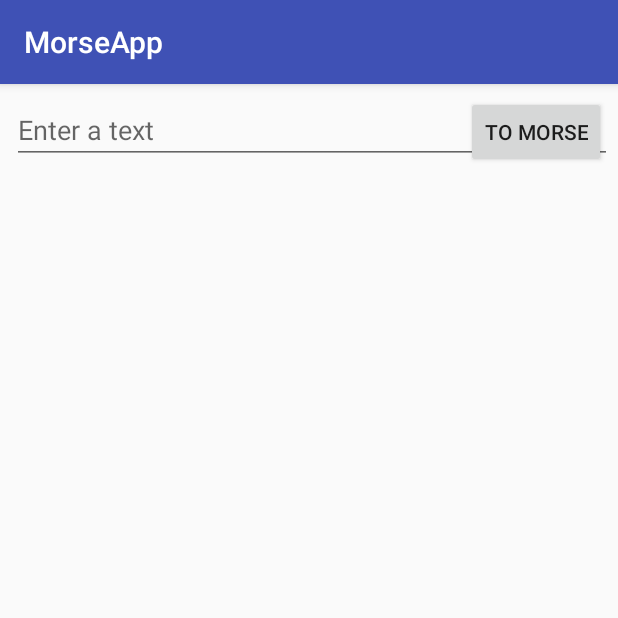
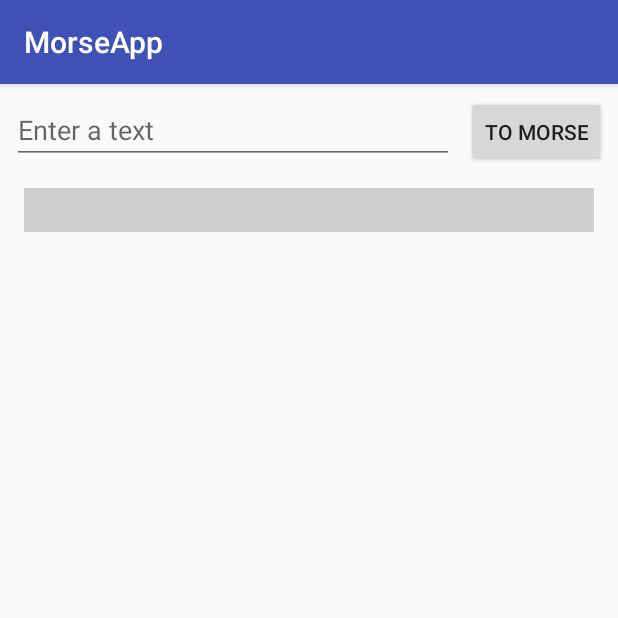
Before and after one commit to Loic-Dumas/MorseApp, an Android app: the screen it shows after launch (MainActivity), on a phone screen of 412 x 824 dp, the top half of it. Run offline under Robolectric (Android 15) with nearby library versions, the phone set to English and light mode, and no system bars.

Commit message:
reformat an optimize import

```diff
--- a/app/build.gradle
+++ b/app/build.gradle
@@ -24,7 +24,7 @@ android {
 
 dependencies {
     implementation fileTree(dir: 'libs', include: ['*.jar'])
-    implementation"org.jetbrains.kotlin:kotlin-stdlib-jre7:$kotlin_version"
+    implementation "org.jetbrains.kotlin:kotlin-stdlib-jre7:$kotlin_version"
     implementation 'com.android.support:appcompat-v7:26.1.0'
     implementation 'com.android.support.constraint:constraint-layout:1.0.2'
     testImplementation 'junit:junit:4.12'
--- a/app/src/main/res/layout/activity_main.xml
+++ b/app/src/main/res/layout/activity_main.xml
@@ -10,26 +10,29 @@
         android:id="@+id/tvTextResult"
         android:layout_width="0dp"
         android:layout_height="wrap_content"
-        android:layout_marginEnd="8dp"
-        android:layout_marginStart="8dp"
-        android:layout_marginTop="8dp"
+        android:layout_marginEnd="16dp"
+        android:layout_marginStart="16dp"
+        android:layout_marginTop="16dp"
+        android:textAppearance="@style/TextAppearance.AppCompat.Large"
         android:textIsSelectable="true"
         app:layout_constraintEnd_toEndOf="parent"
         app:layout_constraintStart_toStartOf="parent"
-        app:layout_constraintTop_toBottomOf="@+id/etTextToConvert" />
+        app:layout_constraintTop_toBottomOf="@+id/etTextToConvert"
+        android:background="@color/backgroundColor" />
 
     <EditText
         android:id="@+id/etTextToConvert"
-        android:layout_width="400dp"
+        android:layout_width="0dp"
         android:layout_height="wrap_content"
+        android:layout_marginEnd="8dp"
         android:layout_marginStart="8dp"
         android:layout_marginTop="8dp"
         android:ems="10"
         android:hint="@string/enter_a_text"
         android:inputType="textPersonName"
+        app:layout_constraintEnd_toStartOf="@+id/btConvertMode"
         app:layout_constraintStart_toStartOf="parent"
-        app:layout_constraintTop_toTopOf="parent"
-        android:layout_marginLeft="8dp" />
+        app:layout_constraintTop_toTopOf="parent" />
 
     <Button
         android:id="@+id/btConvertMode"
--- a/app/src/main/res/values/colors.xml
+++ b/app/src/main/res/values/colors.xml
@@ -2,5 +2,7 @@
 <resources>
     <color name="colorPrimary">#3F51B5</color>
     <color name="colorPrimaryDark">#303F9F</color>
-    <color name="colorAccent">#FF4081</color>
+    <color name="colorAccent">#40FF81</color>
+
+    <color name="backgroundColor">#97b1b1b1</color>
 </resources>
```
Also changed, not shown: 3 other files.
